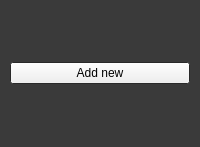
This is src/views/PlannerColumn.ui in LostAFSendHelp/lafh as Qt 5 draws it before an edit. The edited form follows.
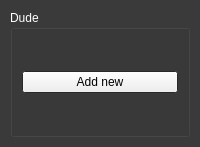
This is the edited form.

Commit message: Add rows, add columns, expand scroll content

Patch:
```diff
--- a/src/views/PlannerColumn.ui
+++ b/src/views/PlannerColumn.ui
@@ -139,14 +139,29 @@
     <number>10</number>
    </property>
    <item>
+    <widget class="QGroupBox" name="grBoxDude">
+     <property name="title">
+      <string>Dude</string>
+     </property>
+     <layout class="QVBoxLayout" name="vLayoutGrBoxDude">
+      <item>
+       <layout class="QVBoxLayout" name="vLayoutItems"/>
+      </item>
+      <item>
     <widget class="QPushButton" name="pbNew">
+        <property name="sizePolicy">
+         <sizepolicy hsizetype="Minimum" vsizetype="Fixed">
+          <horstretch>0</horstretch>
+          <verstretch>0</verstretch>
+         </sizepolicy>
+        </property>
      <property name="text">
       <string>Add new</string>
      </property>
     </widget>
    </item>
-   <item>
-    <layout class="QVBoxLayout" name="vLayout"/>
+     </layout>
+    </widget>
    </item>
   </layout>
  </widget>
```
Left out of the diff: 2 changed lines with no effect on the pictures. Lines whose indentation alone changed are shown as unchanged. The commit also changes 3 other files.
